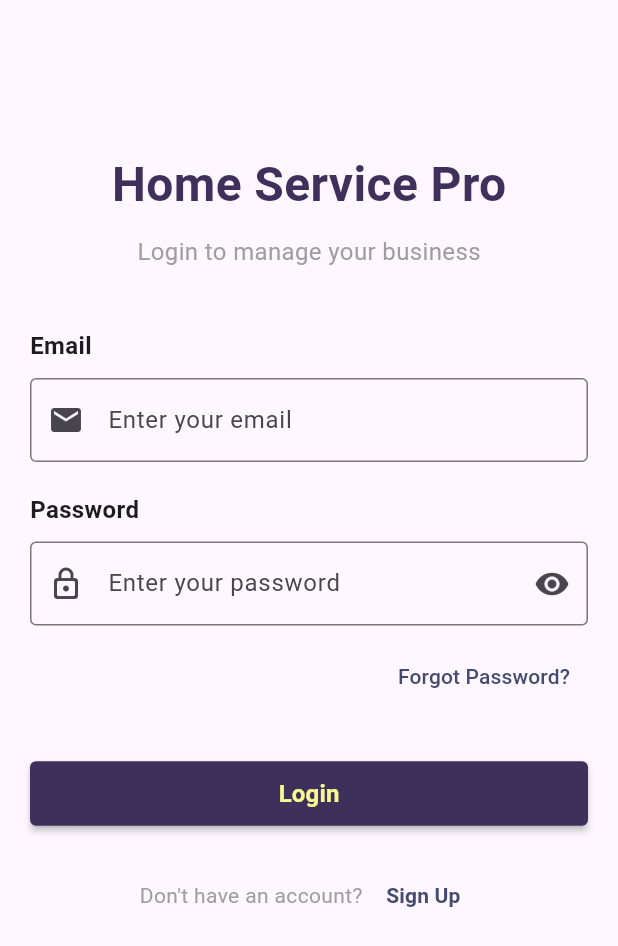
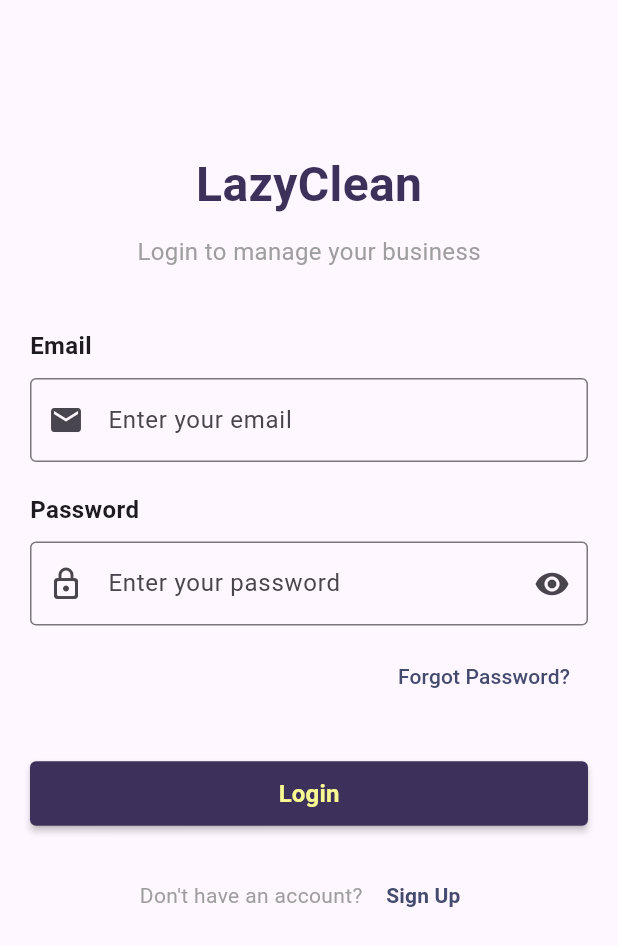
Before and after one commit to MikhilMC/home_services_provider, a Flutter app: the LoginPage screen opened directly, on a phone screen of 412 x 824 dp. Shown: the top 946 px of the screen. Run offline on Flutter 3.47's test engine with Material 3 defaults, Android fonts, the light colour scheme and no system bars; our stand-ins replace cached_network_image, fl_chart, flutter_bloc, flutter_secure_storage, freezed_annotation, geolocator and 1 more; accounts and stored records are empty.

Commit message:
fix: change in app name

```diff
--- a/lib/app_modules/home_module/view/home_page.dart
+++ b/lib/app_modules/home_module/view/home_page.dart
@@ -147,7 +147,7 @@ class _HomePageState extends State<HomePage> {
                 color: AppColors.firstColor,
               ),
               child: Text(
-                'VaxCare',
+                'LazyClean',
                 style: TextStyle(
                   color: AppColors.fourthColor,
                   fontWeight: FontWeight.bold,
--- a/lib/app_modules/login_module/view/login_page.dart
+++ b/lib/app_modules/login_module/view/login_page.dart
@@ -147,7 +147,7 @@ class _LoginPageState extends State<LoginPage> {
                       // App Logo or Title
                       Center(
                         child: Text(
-                          'Home Service Pro',
+                          'LazyClean',
                           style: TextStyle(
                             fontSize: 32,
                             fontWeight: FontWeight.bold,
--- a/lib/app_modules/register_module/view/register_page.dart
+++ b/lib/app_modules/register_module/view/register_page.dart
@@ -224,7 +224,7 @@ class _RegisterPageState extends State<RegisterPage> {
                       // App Logo or Title
                       Center(
                         child: Text(
-                          'Home Service Pro',
+                          'LazyClean',
                           style: TextStyle(
                             fontSize: 32,
                             fontWeight: FontWeight.bold,
```
Also changed, not shown: 2 other files.
